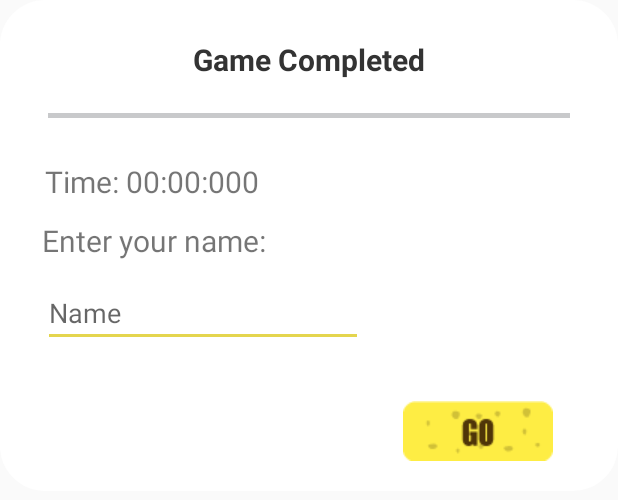
After one commit to RV-Lab/Attack-The-Potato, an Android app: the layout dialogo.xml on its own in the app's theme, with its tools: preview values and no code run, on a phone screen of 412 x 824 dp. The commit adds this screen. Shown: the top 500 px of the screen. Run offline under Robolectric (Android 15) with nearby library versions, the phone set to English and light mode, and no system bars.

Commit message:
dialogo, publi y fondo

```diff
--- /dev/null
+++ b/app/src/main/res/drawable-v24/editext_dialogo.xml
@@ -0,0 +1,8 @@
+<?xml version="1.0" encoding="utf-8"?>
+<shape xmlns:android="http://schemas.android.com/apk/res/android">
+    <solid
+        android:color="@android:color/white"/>
+    <corners
+        android:radius="30dp" />
+
+</shape>
--- a/app/src/main/res/layout/activity_juego_aleatorio.xml
+++ b/app/src/main/res/layout/activity_juego_aleatorio.xml
@@ -71,6 +71,7 @@
         android:layout_marginEnd="8dp"
         android:layout_marginStart="8dp"
         android:layout_marginTop="50dp"
+        android:background="@drawable/fondomanchas"
         app:layout_constraintBottom_toBottomOf="parent"
         app:layout_constraintEnd_toEndOf="parent"
         app:layout_constraintStart_toStartOf="parent"
--- /dev/null
+++ b/app/src/main/res/layout/dialogo.xml
@@ -0,0 +1,110 @@
+<?xml version="1.0" encoding="utf-8"?>
+<android.support.constraint.ConstraintLayout xmlns:android="http://schemas.android.com/apk/res/android"
+    xmlns:app="http://schemas.android.com/apk/res-auto"
+    xmlns:tools="http://schemas.android.com/tools"
+    android:layout_width="match_parent"
+    android:layout_height="wrap_content"
+    android:background="@drawable/editext_dialogo">
+
+
+    <TextView
+        android:id="@+id/titulo_dialogo"
+        android:layout_width="0dp"
+        android:layout_height="wrap_content"
+        android:layout_alignParentTop="true"
+        android:layout_centerHorizontal="true"
+        android:layout_marginEnd="8dp"
+        android:layout_marginStart="8dp"
+        android:layout_marginTop="16dp"
+        android:gravity="center"
+        android:paddingBottom="10dp"
+        android:paddingTop="10dp"
+        android:text="Game Completed"
+        android:textAppearance="?android:attr/textAppearanceSmall"
+        android:textColor="#333333"
+        android:textSize="20dp"
+        android:textStyle="bold"
+        app:layout_constraintEnd_toEndOf="@+id/divider"
+        app:layout_constraintHorizontal_bias="0.0"
+        app:layout_constraintStart_toStartOf="@+id/divider"
+        app:layout_constraintTop_toTopOf="parent" />
+
+    <View
+        android:id="@+id/divider"
+        android:layout_width="match_parent"
+        android:layout_height="3dp"
+        android:layout_below="@+id/titulo_time"
+        android:layout_marginEnd="32dp"
+        android:layout_marginStart="32dp"
+        android:layout_marginTop="12dp"
+        android:background="#C8C9CB"
+        app:layout_constraintEnd_toEndOf="parent"
+        app:layout_constraintHorizontal_bias="0.0"
+        app:layout_constraintStart_toStartOf="parent"
+        app:layout_constraintTop_toBottomOf="@+id/titulo_dialogo" />
+
+
+    <ImageButton
+        android:id="@+id/boton_go"
+        android:layout_width="155dp"
+        android:layout_height="64dp"
+        android:layout_marginBottom="8dp"
+        android:layout_marginEnd="16dp"
+        android:layout_marginTop="24dp"
+        android:layout_weight="1"
+        android:background="@null"
+        android:src="@drawable/botongo"
+        android:text="ok"
+        android:textColor="@android:color/white"
+        app:layout_constraintBottom_toBottomOf="parent"
+        app:layout_constraintEnd_toEndOf="parent"
+        app:layout_constraintTop_toBottomOf="@+id/name"
+        app:layout_constraintWidth_percent="0.5" />
+
+    <EditText
+        android:id="@+id/name"
+        android:layout_width="wrap_content"
+        android:layout_height="wrap_content"
+        android:layout_marginEnd="8dp"
+        android:layout_marginStart="20dp"
+        android:layout_marginTop="12dp"
+        android:backgroundTint="#e4d54e"
+        android:ems="10"
+        android:hint="Name"
+        android:inputType="textPersonName"
+        app:layout_constraintEnd_toEndOf="parent"
+        app:layout_constraintHorizontal_bias="0.049"
+        app:layout_constraintStart_toStartOf="parent"
+        app:layout_constraintTop_toBottomOf="@+id/titulo_name" />
+
+    <TextView
+        android:id="@+id/time"
+        android:layout_width="wrap_content"
+        android:layout_height="wrap_content"
+        android:layout_marginEnd="168dp"
+        android:layout_marginStart="20dp"
+        android:layout_marginTop="32dp"
+        android:gravity="bottom"
+        android:text="Time: 00:00:000"
+        android:textSize="20dp"
+        app:layout_constraintEnd_toEndOf="parent"
+        app:layout_constraintHorizontal_bias="0.125"
+        app:layout_constraintStart_toStartOf="parent"
+        app:layout_constraintTop_toTopOf="@+id/divider" />
+
+    <TextView
+        android:id="@+id/titulo_name"
+        android:layout_width="wrap_content"
+        android:layout_height="wrap_content"
+        android:layout_marginEnd="8dp"
+        android:layout_marginStart="20dp"
+        android:layout_marginTop="12dp"
+        android:gravity="center_vertical"
+        android:text="Enter your name:"
+        android:textSize="20dp"
+        app:layout_constraintEnd_toEndOf="parent"
+        app:layout_constraintHorizontal_bias="0.033"
+        app:layout_constraintStart_toStartOf="parent"
+        app:layout_constraintTop_toBottomOf="@+id/time" />
+
+</android.support.constraint.ConstraintLayout>
```
Also changed, not shown: app/src/main/java/com/potato/rv/rvpotato/Juego_Aleatorio.java (+29 -23 lines), app/src/main/java/com/potato/rv/rvpotato/patata.java (+39 -10 lines), app/src/main/res/layout/activity_patata.xml (+18 -20 lines), app/src/main/java/com/potato/rv/rvpotato/Top100.java (line endings or trailing spaces), app/src/main/res/drawable/boton100.png (deleted), app/src/main/res/drawable/botongo.png (added), app/src/main/res/drawable/fondo_cesped.png (added), app/src/main/res/drawable/fondomanchas.png (added).
